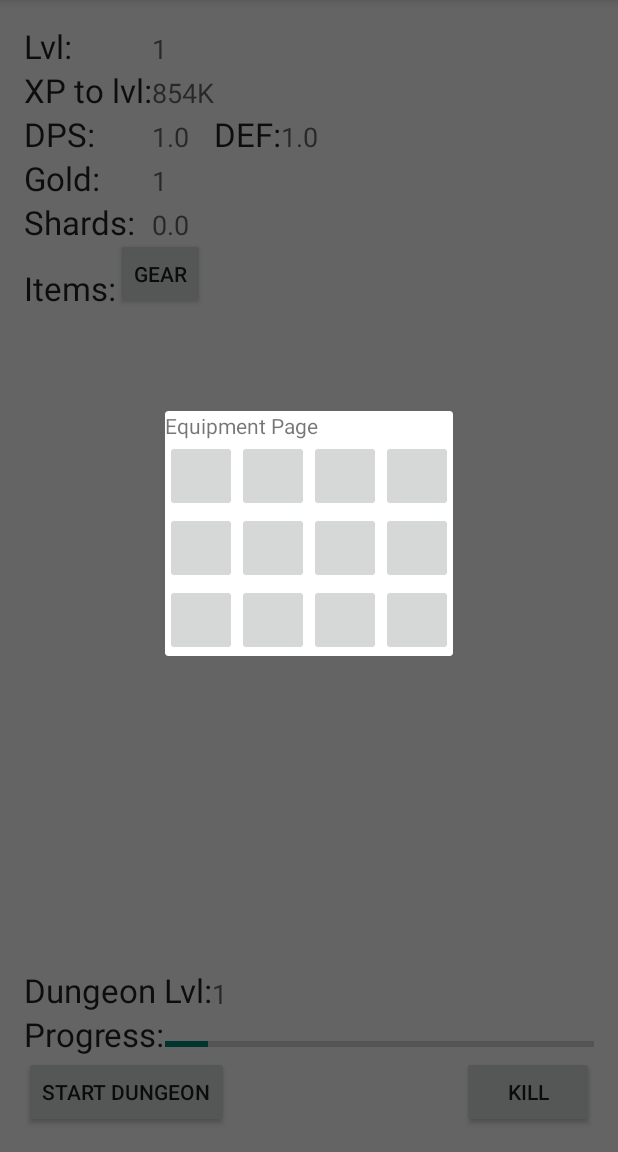
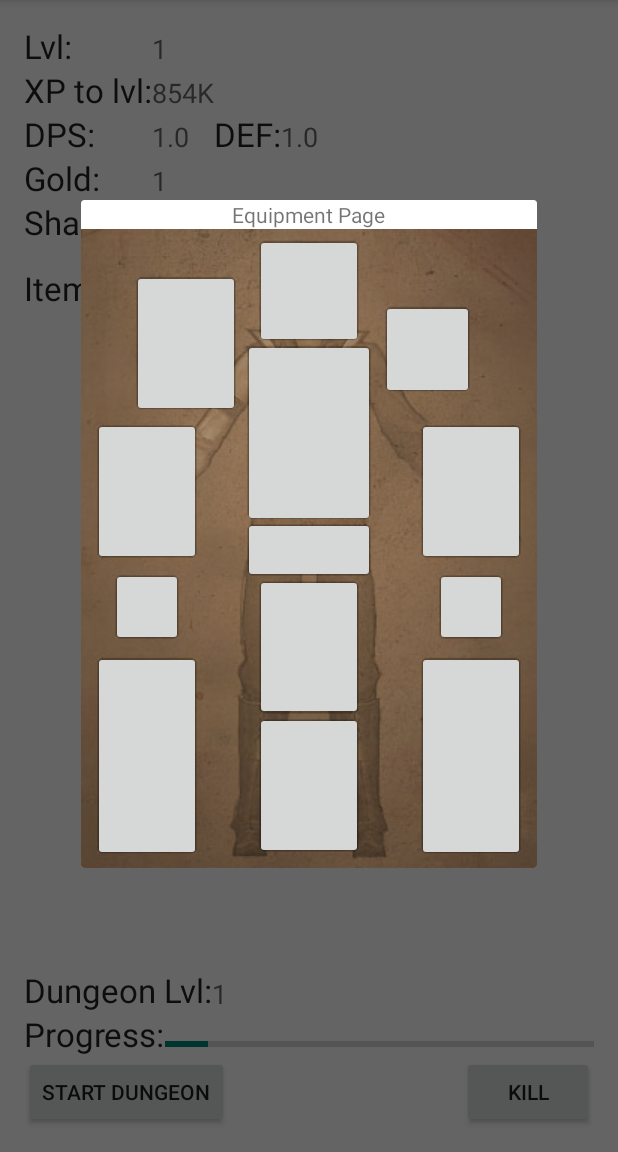
Before and after one commit to Ljaysoft/SimpleD3, an Android app: the screen it shows after launch (MainActivity), after a tap on "GEAR", on a phone screen of 412 x 824 dp, the part 84-1236 px from its top. Run offline under Robolectric (Android 15) with nearby library versions, the phone set to English and light mode, and no system bars; 2 other taps on this screen came first.

Commit message:
EquipmentPage Layout

```diff
--- a/SimpleD3/app/src/main/java/com/game/simpled3/GUI/EquipmentPage.java
+++ b/SimpleD3/app/src/main/java/com/game/simpled3/GUI/EquipmentPage.java
@@ -28,7 +28,7 @@ public class EquipmentPage extends DialogFragment {
     public View onCreateView(LayoutInflater inflater, ViewGroup container,
                              Bundle savedInstanceState) {
         // Inflate the layout for this fragment
-        return inflater.inflate(R.layout.fragment_gear_page, container, false);
+        return inflater.inflate(R.layout.fragment_equipment_page, container, false);
     }
 
     // TODO: Rename method, update argument and hook method into UI event
--- /dev/null
+++ b/SimpleD3/app/src/main/res/layout/fragment_equipment_page.xml
@@ -0,0 +1,172 @@
+<RelativeLayout
+    android:layout_height="fill_parent"
+    android:layout_width="fill_parent"
+    xmlns:android="http://schemas.android.com/apk/res/android">
+
+    <TextView
+        android:layout_width="wrap_content"
+        android:layout_height="wrap_content"
+        android:text="@string/equipment_page_title"
+        android:id="@+id/textView"
+        android:layout_column="0"
+        android:layout_row="0"
+        android:layout_alignParentTop="true"
+        android:layout_centerHorizontal="true" />
+
+    <ImageView
+        android:layout_width="wrap_content"
+        android:layout_height="wrap_content"
+        android:id="@+id/charImageView"
+        android:maxHeight="426dp"
+        android:maxWidth="304dp"
+        android:minHeight="426dp"
+        android:minWidth="304dp"
+        android:layout_below="@+id/textView"
+        android:layout_centerHorizontal="true"
+        android:src="@drawable/character_front" />
+
+    <ImageButton
+        android:layout_width="wrap_content"
+        android:layout_height="wrap_content"
+        android:id="@+id/shoulderButton"
+        android:layout_alignTop="@+id/charImageView"
+        android:layout_alignLeft="@+id/charImageView"
+        android:layout_alignStart="@+id/charImageView"
+        android:layout_marginLeft="34dp"
+        android:layout_marginTop="27dp"
+        android:minHeight="98dp"
+        android:minWidth="72dp" />
+
+    <ImageButton
+        android:layout_width="wrap_content"
+        android:layout_height="wrap_content"
+        android:id="@+id/helmButton"
+        android:layout_marginTop="3dp"
+        android:minHeight="76dp"
+        android:minWidth="72dp"
+        android:layout_centerHorizontal="true"
+        android:layout_alignTop="@+id/charImageView" />
+
+    <ImageButton
+        android:layout_width="wrap_content"
+        android:layout_height="wrap_content"
+        android:id="@+id/neckButton"
+        android:minHeight="66dp"
+        android:minWidth="62dp"
+        android:layout_alignTop="@+id/charImageView"
+        android:layout_alignRight="@+id/charImageView"
+        android:layout_alignEnd="@+id/charImageView"
+        android:layout_marginRight="42dp"
+        android:layout_marginTop="47dp" />
+
+    <ImageButton
+        android:layout_width="wrap_content"
+        android:layout_height="wrap_content"
+        android:id="@+id/chestButton"
+        android:minHeight="125dp"
+        android:minWidth="88dp"
+        android:layout_centerHorizontal="true"
+        android:layout_marginTop="73dp"
+        android:layout_alignTop="@+id/charImageView" />
+
+    <ImageButton
+        android:layout_width="wrap_content"
+        android:layout_height="wrap_content"
+        android:id="@+id/glovesButton"
+        android:minHeight="98dp"
+        android:minWidth="72dp"
+        android:layout_marginTop="126dp"
+        android:layout_alignLeft="@+id/charImageView"
+        android:layout_alignStart="@+id/charImageView"
+        android:layout_marginLeft="8dp"
+        android:layout_marginStart="11dp"
+        android:layout_alignTop="@+id/charImageView" />
+
+    <ImageButton
+        android:layout_width="wrap_content"
+        android:layout_height="wrap_content"
+        android:id="@+id/bracerButton"
+        android:minHeight="98dp"
+        android:minWidth="72dp"
+        android:layout_marginTop="126dp"
+        android:layout_alignTop="@+id/charImageView"
+        android:layout_alignRight="@+id/charImageView"
+        android:layout_marginRight="8dp" />
+
+    <ImageButton
+        android:layout_width="wrap_content"
+        android:layout_height="wrap_content"
+        android:id="@+id/beltButton"
+        android:minHeight="44dp"
+        android:minWidth="88dp"
+        android:layout_alignTop="@+id/charImageView"
+        android:layout_centerHorizontal="true"
+        android:layout_marginTop="192dp" />
+
+    <ImageButton
+        android:layout_width="wrap_content"
+        android:layout_height="wrap_content"
+        android:id="@+id/leftRingButton"
+        android:layout_alignLeft="@+id/charImageView"
+        android:layout_marginLeft="20dp"
+        android:minHeight="52dp"
+        android:layout_alignTop="@+id/charImageView"
+        android:layout_marginTop="226dp"
+        android:minWidth="48dp" />
+
+    <ImageButton
+        android:layout_width="wrap_content"
+        android:layout_height="wrap_content"
+        android:id="@+id/rightRingButton"
+        android:minHeight="52dp"
+        android:minWidth="48dp"
+        android:layout_alignRight="@+id/charImageView"
+        android:layout_marginRight="20dp"
+        android:layout_alignTop="@+id/charImageView"
+        android:layout_marginTop="226dp" />
+
+    <ImageButton
+        android:layout_width="wrap_content"
+        android:layout_height="wrap_content"
+        android:id="@+id/pantsButton"
+        android:minHeight="97dp"
+        android:minWidth="72dp"
+        android:layout_centerHorizontal="true"
+        android:layout_alignTop="@+id/charImageView"
+        android:layout_marginTop="230dp" />
+
+    <ImageButton
+        android:layout_width="wrap_content"
+        android:layout_height="wrap_content"
+        android:id="@+id/bootButton"
+        android:minHeight="98dp"
+        android:minWidth="72dp"
+        android:layout_marginTop="322dp"
+        android:layout_centerHorizontal="true"
+        android:layout_alignTop="@+id/charImageView" />
+
+    <ImageButton
+        android:layout_width="wrap_content"
+        android:layout_height="wrap_content"
+        android:id="@+id/leftWeaponButton"
+        android:minHeight="140dp"
+        android:minWidth="72dp"
+        android:layout_alignLeft="@+id/charImageView"
+        android:layout_alignStart="@+id/glovesButton"
+        android:layout_alignTop="@+id/charImageView"
+        android:layout_marginTop="281dp"
+        android:layout_marginLeft="8dp" />
+
+    <ImageButton
+        android:layout_width="wrap_content"
+        android:layout_height="wrap_content"
+        android:id="@+id/rightWeaponButton"
+        android:minHeight="140dp"
+        android:minWidth="72dp"
+        android:layout_alignEnd="@+id/bracerButton"
+        android:layout_alignTop="@+id/charImageView"
+        android:layout_alignRight="@+id/charImageView"
+        android:layout_marginTop="281dp"
+        android:layout_marginRight="8dp" />
+
+</RelativeLayout>
--- a/SimpleD3/app/src/main/res/layout/fragment_gear_page.xml
+++ /dev/null
@@ -1,198 +0,0 @@
-<GridLayout xmlns:android="http://schemas.android.com/apk/res/android"
-    xmlns:tools="http://schemas.android.com/tools"
-    android:layout_width="wrap_content"
-    android:layout_height="wrap_content"
-    tools:context="com.game.simpled3.gUI.EquipmentPage"
-    android:columnCount="1"
-    android:rowCount="2">
-
-    <TextView
-        android:layout_width="wrap_content"
-        android:layout_height="wrap_content"
-        android:text="@string/equipment_page_title"
-        android:id="@+id/textView"
-        android:layout_column="0"
-        android:layout_row="0" />
-
-    <GridLayout
-        android:id="@+id/itemButtonsLayout"
-        android:layout_width="wrap_content"
-        android:layout_height="wrap_content"
-        android:columnCount="4"
-        android:rowCount="3"
-        android:layout_below="@+id/textView"
-        android:layout_alignParentLeft="true"
-        android:layout_alignParentStart="true"
-        android:layout_row="1"
-        android:layout_column="0">
-
-        <ImageButton
-            android:id="@+id/itemButton1"
-            android:layout_width="wrap_content"
-            android:layout_height="wrap_content"
-            android:layout_alignBottom="@+id/itemButton7"
-            android:layout_column="0"
-            android:layout_row="0"
-            android:layout_toEndOf="@+id/goldTextView"
-            android:layout_toRightOf="@+id/goldTextView"
-            android:maxHeight="@dimen/item_button_height"
-            android:maxWidth="@dimen/item_button_height"
-            android:minHeight="@dimen/item_button_height"
-            android:minWidth="@dimen/item_button_height" />
-
-        <ImageButton
-            android:id="@+id/itemButton2"
-            android:layout_width="wrap_content"
-            android:layout_height="wrap_content"
-            android:layout_alignTop="@+id/itemButton7"
-            android:layout_column="1"
-            android:layout_toEndOf="@+id/itemButton7"
-            android:layout_toRightOf="@+id/itemButton7"
-            android:maxHeight="@dimen/item_button_height"
-            android:maxWidth="@dimen/item_button_height"
-            android:minHeight="@dimen/item_button_height"
-            android:minWidth="@dimen/item_button_height"
-            android:layout_row="0" />
-
-        <ImageButton
-            android:id="@+id/itemButton3"
-            android:layout_width="wrap_content"
-            android:layout_height="wrap_content"
-            android:layout_alignLeft="@+id/itemButton2"
-            android:layout_alignStart="@+id/itemButton2"
-            android:layout_below="@+id/itemButton2"
-            android:layout_column="2"
-            android:maxHeight="@dimen/item_button_height"
-            android:maxWidth="@dimen/item_button_height"
-            android:minHeight="@dimen/item_button_height"
-            android:minWidth="@dimen/item_button_height"
-            android:layout_row="0" />
-
-        <ImageButton
-            android:id="@+id/itemButton4"
-            android:layout_width="wrap_content"
-            android:layout_height="wrap_content"
-            android:layout_alignBottom="@+id/itemButton3"
-            android:layout_column="3"
-            android:layout_toEndOf="@+id/itemButton3"
-            android:layout_toRightOf="@+id/itemButton3"
-            android:maxHeight="@dimen/item_button_height"
-            android:maxWidth="@dimen/item_button_height"
-            android:minHeight="@dimen/item_button_height"
-            android:minWidth="@dimen/item_button_height"
-            android:layout_row="0" />
-
-        <ImageButton
-            android:id="@+id/itemButton5"
-            android:layout_width="wrap_content"
-            android:layout_height="wrap_content"
-            android:layout_below="@+id/itemButton8"
-            android:layout_column="0"
-            android:layout_row="1"
-            android:layout_toEndOf="@+id/itemButton3"
-            android:layout_toRightOf="@+id/itemButton3"
-            android:maxHeight="@dimen/item_button_height"
-            android:maxWidth="@dimen/item_button_height"
-            android:minHeight="@dimen/item_button_height"
-            android:minWidth="@dimen/item_button_height" />
-
-        <ImageButton
-            android:id="@+id/itemButton6"
-            android:layout_width="wrap_content"
-            android:layout_height="wrap_content"
-            android:layout_alignTop="@+id/itemButton2"
-            android:layout_column="1"
-            android:layout_toEndOf="@+id/itemButton2"
-            android:layout_toRightOf="@+id/itemButton2"
-            android:maxHeight="@dimen/item_button_height"
-            android:maxWidth="@dimen/item_button_height"
-            android:minHeight="@dimen/item_button_height"
-            android:minWidth="@dimen/item_button_height"
-            android:layout_row="1" />
-
-        <ImageButton
-            android:id="@+id/itemButton7"
-            android:layout_width="wrap_content"
-            android:layout_height="wrap_content"
-            android:layout_alignParentLeft="true"
-            android:layout_alignParentStart="true"
-            android:layout_below="@+id/itemTextView"
-            android:layout_column="2"
-            android:maxHeight="@dimen/item_button_height"
-            android:maxWidth="@dimen/item_button_height"
-            android:minHeight="@dimen/item_button_height"
-            android:minWidth="@dimen/item_button_height"
-            android:layout_row="1" />
-
-        <ImageButton
-            android:id="@+id/itemButton8"
-            android:layout_width="wrap_content"
-            android:layout_height="wrap_content"
-            android:layout_alignBottom="@+id/itemButton12"
-            android:layout_alignLeft="@+id/itemButton7"
-            android:layout_alignStart="@+id/itemButton7"
-            android:layout_column="3"
-            android:maxHeight="@dimen/item_button_height"
-            android:maxWidth="@dimen/item_button_height"
-            android:minHeight="@dimen/item_button_height"
-            android:minWidth="@dimen/item_button_height"
-            android:layout_row="1" />
-
-        <ImageButton
-            android:id="@+id/itemButton9"
-            android:layout_width="wrap_content"
-            android:layout_height="wrap_content"
-            android:layout_alignParentLeft="true"
-            android:layout_alignParentStart="true"
-            android:layout_below="@+id/itemButton7"
-            android:layout_column="0"
-            android:layout_row="2"
-            android:maxHeight="@dimen/item_button_height"
-            android:maxWidth="@dimen/item_button_height"
-            android:minHeight="@dimen/item_button_height"
-            android:minWidth="@dimen/item_button_height" />
-
-        <ImageButton
-            android:id="@+id/itemButton10"
-            android:layout_width="wrap_content"
-            android:layout_height="wrap_content"
-            android:layout_alignBottom="@+id/itemButton12"
-            android:layout_alignLeft="@+id/itemButton8"
-            android:layout_alignStart="@+id/itemButton8"
-            android:layout_column="1"
-            android:maxHeight="@dimen/item_button_height"
-            android:maxWidth="@dimen/item_button_height"
-            android:minHeight="@dimen/item_button_height"
-            android:minWidth="@dimen/item_button_height"
-            android:layout_row="2" />
-
-        <ImageButton
-            android:id="@+id/itemButton11"
-            android:layout_width="wrap_content"
-            android:layout_height="wrap_content"
-            android:layout_alignBottom="@+id/itemButton10"
-            android:layout_column="2"
-            android:layout_toEndOf="@+id/itemButton10"
-            android:layout_toRightOf="@+id/itemButton10"
-            android:maxHeight="@dimen/item_button_height"
-            android:maxWidth="@dimen/item_button_height"
-            android:minHeight="@dimen/item_button_height"
-            android:minWidth="@dimen/item_button_height"
-            android:layout_row="2" />
-
-        <ImageButton
-            android:id="@+id/itemButton12"
-            android:layout_width="wrap_content"
-            android:layout_height="wrap_content"
-            android:layout_alignParentLeft="true"
-            android:layout_alignParentStart="true"
-            android:layout_below="@+id/itemButton12"
-            android:layout_column="3"
-            android:maxHeight="@dimen/item_button_height"
-            android:maxWidth="@dimen/item_button_height"
-            android:minHeight="@dimen/item_button_height"
-            android:minWidth="@dimen/item_button_height"
-            android:layout_row="2" />
-    </GridLayout>
-
-</GridLayout>
--- /dev/null
+++ b/SimpleD3/app/src/main/res/layout/fragment_item_view.xml
@@ -0,0 +1,7 @@
+<GridLayout xmlns:android="http://schemas.android.com/apk/res/android"
+    xmlns:tools="http://schemas.android.com/tools"
+    android:layout_width="wrap_content"
+    android:layout_height="wrap_content"
+    tools:context="com.game.simpled3.gUI.ItemViewPage">
+
+</GridLayout>
```
Also changed, not shown: SimpleD3/app/src/main/res/drawable/character_front.png (added), 7 other files.
